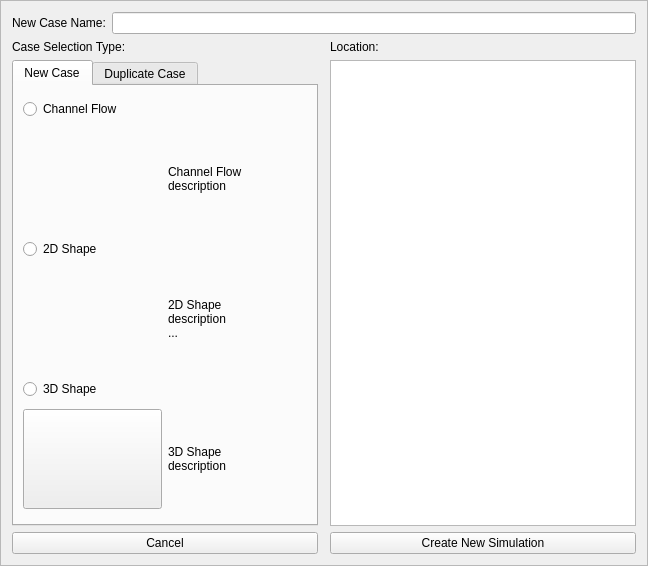
NHERI-SimCenter/CWE-Simulation-Tool, file cwe_guiWidgets/cwe_create_copy_simulation.ui: the form before one commit.
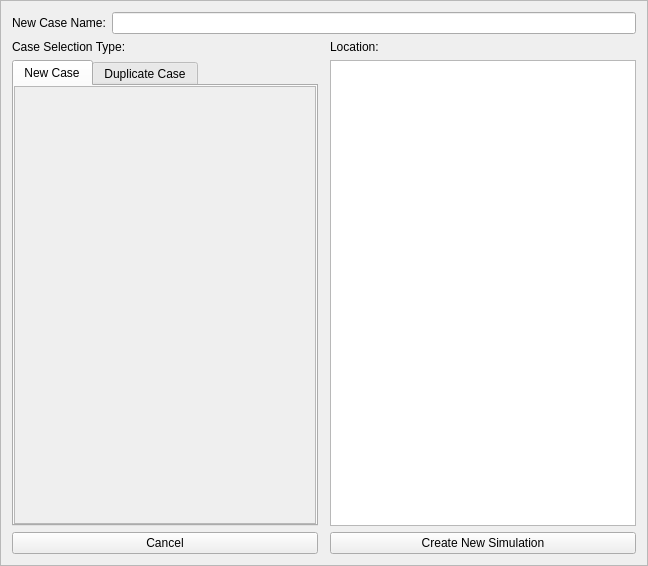
The form after the commit. Icons and pictures are not drawn. Custom widgets are drawn as their Qt base class.

Commit message:
Dynamic creation of cases
The create tab is populated from the list of available configuration files.

The configuration file needs to provide:
"name"
"description"
"icon" ... a filename of an icon in :/buttons/images/

The edit to the form file:
```diff
--- a/cwe_guiWidgets/cwe_create_copy_simulation.ui
+++ b/cwe_guiWidgets/cwe_create_copy_simulation.ui
@@ -71,137 +71,36 @@
        <string>New Case</string>
       </attribute>
       <layout class="QGridLayout" name="gridLayout_2">
-       <item row="5" column="3">
-        <widget class="QLabel" name="label_3Dflow_description">
-         <property name="text">
-          <string>3D Shape
-description</string>
-         </property>
-        </widget>
-       </item>
-       <item row="4" column="1">
-        <widget class="QRadioButton" name="radioButton_3Dshape">
-         <property name="text">
-          <string>3D Shape</string>
-         </property>
-        </widget>
-       </item>
-       <item row="3" column="1">
-        <widget class="QPushButton" name="pb_image_2Dshape">
-         <property name="maximumSize">
-          <size>
-           <width>150</width>
-           <height>100</height>
-          </size>
-         </property>
-         <property name="text">
-          <string/>
-         </property>
-         <property name="icon">
-          <iconset resource="../cwe_resources.qrc">
-           <normaloff>:/buttons/images/defaultCaseImage.png</normaloff>:/buttons/images/defaultCaseImage.png</iconset>
-         </property>
-         <property name="iconSize">
-          <size>
-           <width>150</width>
-           <height>100</height>
-          </size>
-         </property>
-         <property name="flat">
+       <property name="leftMargin">
+        <number>0</number>
+       </property>
+       <property name="topMargin">
+        <number>0</number>
+       </property>
+       <property name="rightMargin">
+        <number>0</number>
+       </property>
+       <property name="bottomMargin">
+        <number>0</number>
+       </property>
+       <property name="spacing">
+        <number>0</number>
+       </property>
+       <item row="0" column="0">
+        <widget class="QScrollArea" name="scrollArea">
+         <property name="widgetResizable">
           <bool>true</bool>
          </property>
-        </widget>
-       </item>
-       <item row="5" column="1">
-        <widget class="QPushButton" name="pb_image_3Dshape">
-         <property name="sizePolicy">
-          <sizepolicy hsizetype="Minimum" vsizetype="Fixed">
-           <horstretch>0</horstretch>
-           <verstretch>0</verstretch>
-          </sizepolicy>
-         </property>
-         <property name="maximumSize">
-          <size>
-           <width>150</width>
-           <height>100</height>
-          </size>
-         </property>
-         <property name="text">
-          <string/>
-         </property>
-         <property name="icon">
-          <iconset resource="../cwe_resources.qrc">
-           <normaloff>:/buttons/images/defaultCaseImage.png</normaloff>:/buttons/images/defaultCaseImage.png</iconset>
-         </property>
-         <property name="iconSize">
-          <size>
-           <width>150</width>
-           <height>100</height>
-          </size>
-         </property>
-        </widget>
-       </item>
-       <item row="3" column="3">
-        <widget class="QLabel" name="label_2Dflow_description">
-         <property name="text">
-          <string>2D Shape
-description
-...</string>
-         </property>
-        </widget>
-       </item>
-       <item row="1" column="3">
-        <widget class="QLabel" name="label_channelFlow_description">
-         <property name="text">
-          <string>Channel Flow
-description</string>
-         </property>
-        </widget>
-       </item>
-       <item row="1" column="1">
-        <widget class="QPushButton" name="pb_image_channelFlow">
-         <property name="sizePolicy">
-          <sizepolicy hsizetype="Minimum" vsizetype="Fixed">
-           <horstretch>0</horstretch>
-           <verstretch>0</verstretch>
-          </sizepolicy>
-         </property>
-         <property name="maximumSize">
-          <size>
-           <width>150</width>
-           <height>100</height>
-          </size>
-         </property>
-         <property name="text">
-          <string/>
-         </property>
-         <property name="icon">
-          <iconset resource="../cwe_resources.qrc">
-           <normaloff>:/buttons/images/defaultCaseImage.png</normaloff>:/buttons/images/defaultCaseImage.png</iconset>
-         </property>
-         <property name="iconSize">
-          <size>
-           <width>150</width>
-           <height>100</height>
-          </size>
-         </property>
-         <property name="flat">
-          <bool>true</bool>
-         </property>
-        </widget>
-       </item>
-       <item row="0" column="1">
-        <widget class="QRadioButton" name="radioButton_channelFlow">
-         <property name="text">
-          <string>Channel Flow</string>
-         </property>
-        </widget>
-       </item>
-       <item row="2" column="1">
-        <widget class="QRadioButton" name="radioButton_2Dshape">
-         <property name="text">
-          <string>2D Shape</string>
-         </property>
+         <widget class="QWidget" name="scroll_NewCase">
+          <property name="geometry">
+           <rect>
+            <x>0</x>
+            <y>0</y>
+            <width>289</width>
+            <height>422</height>
+           </rect>
+          </property>
+         </widget>
         </widget>
        </item>
       </layout>
```
Left out of the diff: 4 changed lines with no effect on the pictures. The commit also changes 5 other files.
